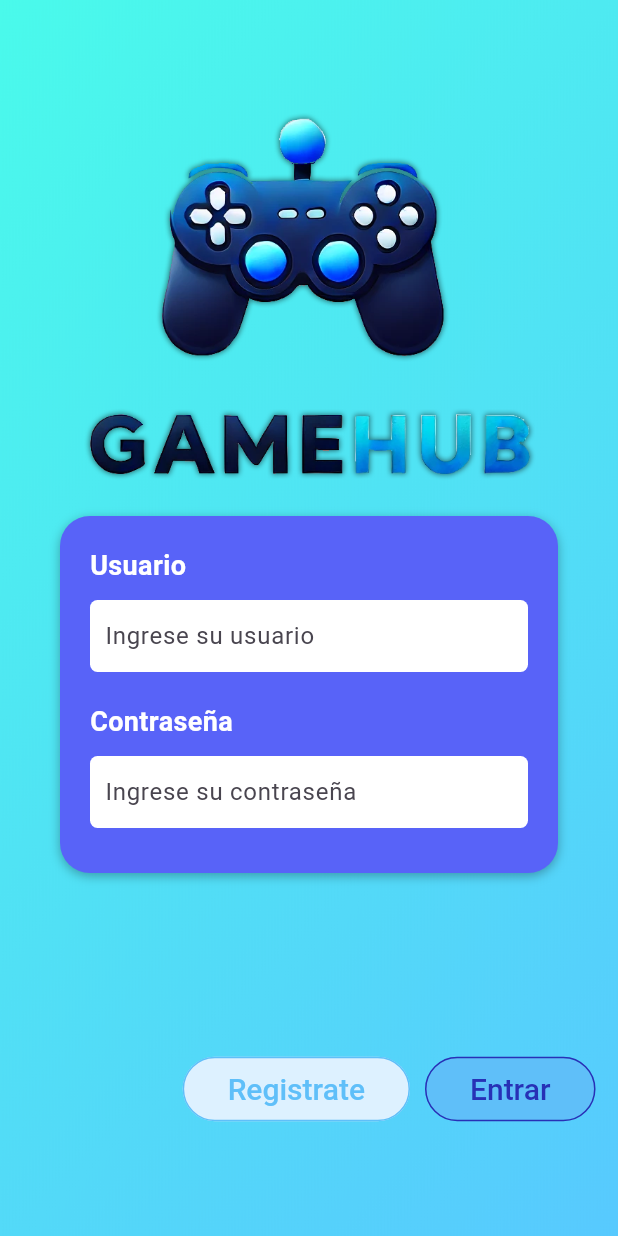
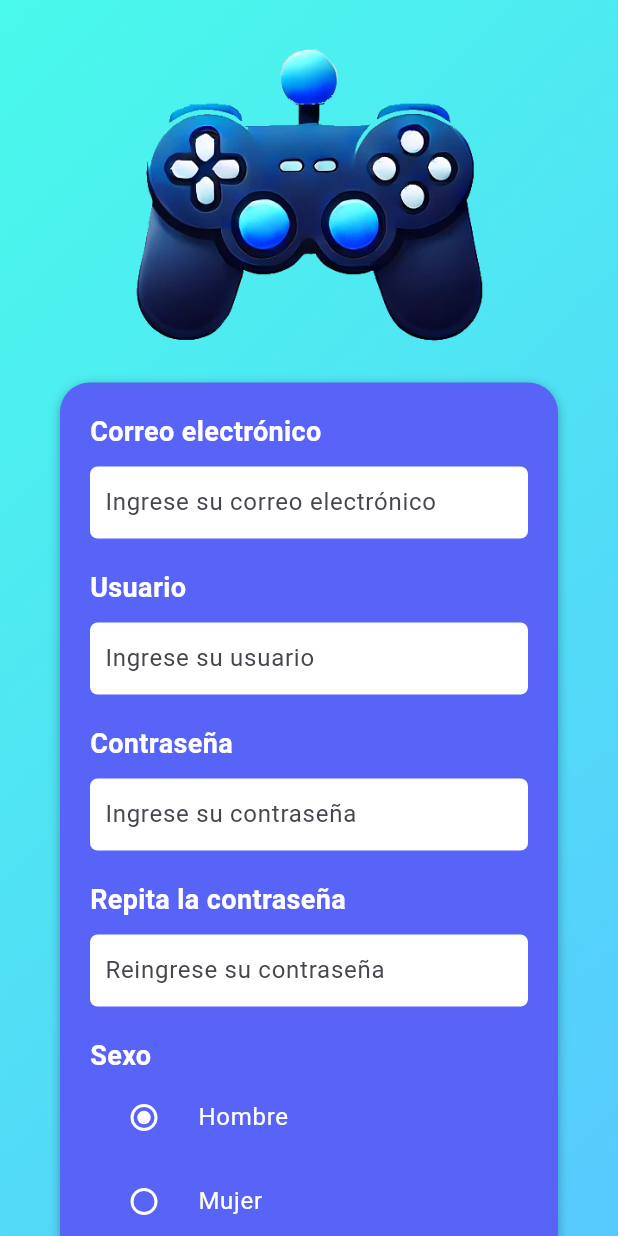
Before and after one commit to IanIwanczuk/ProyectoFinalFlutter, a Flutter app: the screen it shows after launch, on a phone screen of 412 x 824 dp. Run offline on Flutter 3.47's test engine with Material 3 defaults, Android fonts, the phone set to English and light mode, and no system bars; our stand-ins replace google_fonts; Roboto replaces fonts that are missing (Kanit).

Commit message:
Interfaz de login y registro terminada

```diff
--- a/gamehub/lib/main.dart
+++ b/gamehub/lib/main.dart
@@ -20,7 +20,7 @@
     ),
     title: 'Rutas',
     debugShowCheckedModeBanner: false,
-    initialRoute: AppRoutes.home,
+    initialRoute: AppRoutes.register,
     routes: AppRoutes.routes
   )
 );
--- a/gamehub/lib/routes/routes.dart
+++ b/gamehub/lib/routes/routes.dart
@@ -2,10 +2,12 @@ import '../screens/screens.dart';
 
 class AppRoutes {
   static const String home = '/';
+  static const String register = '/Register';
 
 
   // Mapa de rutas
   static final Map<String, WidgetBuilder> routes = {
     home: (context) => const HomeW(),
+    register: (context) => const RegisterScreen(),
   };
 }
--- a/gamehub/lib/screens/home_screen.dart
+++ b/gamehub/lib/screens/home_screen.dart
@@ -2,12 +2,13 @@ import 'screens.dart';
 
 class HomeW extends StatelessWidget {
   const HomeW ({super.key});
+
   @override
   Widget build(BuildContext context) {
-    late double screenWidth = MediaQuery.of(context).size.width;
-    late double screenHeight = MediaQuery.of(context).size.height;
+    // late double screenWidth = MediaQuery.of(context).size.width;
+    // late double screenHeight = MediaQuery.of(context).size.height;
 
-    final _formKey = GlobalKey<FormState>();
+    final formKey = GlobalKey<FormState>();
     final TextEditingController userController = TextEditingController(text: "");
     final TextEditingController passwordController = TextEditingController(text: "");
 
@@ -26,6 +27,7 @@ class HomeW extends StatelessWidget {
               crossAxisAlignment: CrossAxisAlignment.center,
               children: [
                 Image.asset("assets/images/logotext.png", height: 250),
+                SizedBox(height: 50,),
 
                 // ---------------------------------------------------------
                 Container(
@@ -43,6 +45,8 @@ class HomeW extends StatelessWidget {
                     ],
                   ),
 
+                  child: Form(
+                    key: formKey,
                     child: Column(
                     crossAxisAlignment: CrossAxisAlignment.start,
                     mainAxisAlignment: MainAxisAlignment.start,
@@ -53,10 +57,18 @@ class HomeW extends StatelessWidget {
                         decoration: BoxDecoration(color: Colors.white,borderRadius: BorderRadius.circular(5)),
                         padding: const EdgeInsets.symmetric(horizontal: 10),
                         child: TextFormField(
-                            decoration: InputDecoration(hintText: "Ingrese su usuario",border: InputBorder.none,),
+                          decoration: InputDecoration(
+                            hintText: "Ingrese su usuario",
+                            border: InputBorder.none,
+                            errorStyle: TextStyle(color: const Color.fromARGB(255, 4, 0, 255)),
+                          ),
+                          controller: userController,
                           validator: (value) {
                             if (value!.isEmpty) {
                               return "El usuario es obligatorio";
+                            }
+                            if (!RegExp(r'^[a-zA-Z0-9]{6,}$').hasMatch(value)) {
+                              return "El usuario es de 6 carácteres mínimo";
                             }
                             return null;
                           },
@@ -70,24 +82,41 @@ class HomeW extends StatelessWidget {
                             decoration: BoxDecoration(color: Colors.white,borderRadius: BorderRadius.circular(5)),
                             padding: const EdgeInsets.symmetric(horizontal: 10),
                             child: TextFormField(obscuringCharacter: '⬤', obscureText: true,
-                            decoration: InputDecoration(hintText: "Ingrese su contraseña",border: InputBorder.none,),
-
+                              decoration: InputDecoration(
+                                hintText: "Ingrese su contraseña",
+                                border: InputBorder.none,
+                                errorStyle: TextStyle(color: const Color.fromARGB(255, 4, 0, 255)),
+                              ),
+                              controller: passwordController,
+                              validator: (value) {
+                                if (value!.isEmpty) {
+                                  return "La contraseña es obligatoria";
+                                }
+                                if (!RegExp(r'^[a-zA-Z0-9]{6,}$').hasMatch(value)) {
+                                  return "La contraseña es de 6 carácteres mínimo";
+                                }
+                                return null;
+                              },
                             ),
                           ),
                           SizedBox(height: 10),
                         ],
                       ),
                     ),
+                  ),
                   // ---------------------------------------------------------
 
-                  SizedBox(height: 100,),
+                  SizedBox(height: 40,),
 
 
                   Row(
                     mainAxisAlignment: MainAxisAlignment.end,
                     children: [
                       ElevatedButton(
-                        onPressed: () {},
+                        onPressed: () {
+                          Navigator.pop(context);
+                          Navigator.pushNamed(context, "/Register");
+                        },
                         style: ElevatedButton.styleFrom(
                           padding: EdgeInsets.symmetric(horizontal: 30, vertical: 10),
                           textStyle: GoogleFonts.kanit(fontSize: 20, fontWeight: FontWeight.w500),
@@ -108,11 +137,13 @@ class HomeW extends StatelessWidget {
 
                       ElevatedButton(
                         onPressed: () {
-                          bool? isValid = _formKey.currentState?.validate();
+                          bool? isValid = formKey.currentState?.validate();
 
                           if (isValid != null) {
                             if (isValid) {
                               print("Is valid");
+                            } else {
+                              print("Is NOT valid");
                             }
                           }
                         },
@@ -133,8 +164,7 @@ class HomeW extends StatelessWidget {
                       ),
                       SizedBox(width: 15,),
                     ],
-                  )
-
+                  ),
                 ],
               ),
             )
--- /dev/null
+++ b/gamehub/lib/screens/register.dart
@@ -0,0 +1,279 @@
+import 'package:flutter/services.dart';
+
+import 'screens.dart';
+
+class RegisterScreen extends StatefulWidget {
+  const RegisterScreen({super.key});
+
+  @override
+  State<RegisterScreen> createState() => _RegisterScreenState();
+}
+
+class _RegisterScreenState extends State<RegisterScreen> {
+  // late double screenWidth = MediaQuery.of(context).size.width;
+  // late double screenHeight = MediaQuery.of(context).size.height;
+  final formKey = GlobalKey<FormState>();
+  String? selectedSex = "Hombre";
+
+  final TextEditingController correoController = TextEditingController(text: "");
+  final TextEditingController userController = TextEditingController(text: "");
+  final TextEditingController password1Controller = TextEditingController(text: "");
+  final TextEditingController password2Controller = TextEditingController(text: "");
+
+  @override
+  Widget build(BuildContext context) {
+
+
+    return Scaffold(
+      body: Container(
+        decoration: BoxDecoration(
+          image: DecorationImage(
+            image: AssetImage('assets/images/background.png'),
+            fit: BoxFit.cover,
+          ),
+        ),
+        child: Center(
+          child: SingleChildScrollView(
+            child: Column(
+              mainAxisAlignment: MainAxisAlignment.center,
+              crossAxisAlignment: CrossAxisAlignment.center,
+              children: [
+                SizedBox(height: 30),
+                Image.asset("assets/images/logo.png", height: 200),
+                SizedBox(height: 5),
+
+                // ---------------------------------------------------------
+                Container(
+                  padding: const EdgeInsets.all(20),
+                  margin: const EdgeInsets.fromLTRB(40, 20, 40, 20),
+                  decoration: BoxDecoration(
+                    color: Color(0xFF5863F8),
+                    borderRadius: BorderRadius.circular(20),
+                    boxShadow: [
+                      BoxShadow(
+                        color: const Color.fromARGB(78, 0, 0, 0),
+                        blurRadius: 5,
+                        offset: Offset(0, 2),
+                      ),
+                    ],
+                  ),
+
+                  child: Form(
+                    key: formKey,
+                    child: Column(
+                    crossAxisAlignment: CrossAxisAlignment.start,
+                    mainAxisAlignment: MainAxisAlignment.start,
+                    children: [
+                      Text("Correo electrónico",style: GoogleFonts.kanit(color: Colors.white,fontSize: 18,fontWeight: FontWeight.bold)),
+                      const SizedBox(height: 10),
+                      Container(
+                        decoration: BoxDecoration(color: Colors.white,borderRadius: BorderRadius.circular(5)),
+                        padding: const EdgeInsets.symmetric(horizontal: 10),
+                        child: TextFormField(
+                          keyboardType: TextInputType.emailAddress,
+                          decoration: InputDecoration(
+                            hintText: "Ingrese su correo electrónico",
+                            border: InputBorder.none,
+                            errorStyle: TextStyle(color: const Color.fromARGB(255, 4, 0, 255)),
+                          ),
+                          controller: correoController,                  // CONTROLLER
+                          validator: (value) {                              // VALIDATOR
+                            if (value!.isEmpty) {
+                              return "El correo es obligatorio";
+                            }
+                            if (!RegExp(r'[a-z0-9._-]+@[a-z]+\.[a-z]{2,}').hasMatch(value)) {
+                              return "Formato del correo inválido";
+                            }
+                            return null;
+                          },
+                        ),
+                      ),
+                      SizedBox(height: 20),
+                      // ---------------------------------------------------------
+                      Text("Usuario",style: GoogleFonts.kanit(color: Colors.white,fontSize: 18,fontWeight: FontWeight.bold)),
+                      const SizedBox(height: 10),
+                      Container(
+                        decoration: BoxDecoration(color: Colors.white,borderRadius: BorderRadius.circular(5)),
+                        padding: const EdgeInsets.symmetric(horizontal: 10),
+                        child: TextFormField(
+                          decoration: InputDecoration(
+                            hintText: "Ingrese su usuario",
+                            border: InputBorder.none,
+                            errorStyle: TextStyle(color: const Color.fromARGB(255, 4, 0, 255)),
+                          ),
+                          controller: userController,
+                          validator: (value) {
+                            if (value!.isEmpty) {
+                              return "El usuario es obligatorio";
+                            }
+                            if (!RegExp(r'^[a-zA-Z0-9]{6,}$').hasMatch(value)) {
+                              return "El usuario es de 6 carácteres mínimo";
+                            }
+                            return null;
+                          },
+                        ),
+                      ),
+                      SizedBox(height: 20),
+
+                      // -----------------------------------------------
+                      Text("Contraseña",style: GoogleFonts.kanit(color: Colors.white,fontSize: 18,fontWeight: FontWeight.bold)),
+                      const SizedBox(height: 10),
+                      Container(
+                        decoration: BoxDecoration(color: Colors.white,borderRadius: BorderRadius.circular(5)),
+                        padding: const EdgeInsets.symmetric(horizontal: 10),
+                        child: TextFormField(obscuringCharacter: '⬤', obscureText: true,
+                          decoration: InputDecoration(
+                            hintText: "Ingrese su contraseña",
+                            border: InputBorder.none,
+                            errorStyle: TextStyle(color: const Color.fromARGB(255, 4, 0, 255)),
+                          ),
+                          controller: password1Controller,
+                          validator: (value) {
+                            if (value!.isEmpty) {
+                              return "La contraseña es obligatoria";
+                            }
+                            if (!RegExp(r'^[a-zA-Z0-9]{6,}$').hasMatch(value)) {
+                              return "La contraseña es de 6 carácteres mínimo";
+                            }
+                            if (password1Controller.text != password2Controller.text) {
+                              return "Las contraseñas deben de coincidir";
+                            }
+                            return null;
+                          },
+                        ),
+                      ),
+                      SizedBox(height: 20,),
+                      // -----------------------------------------------
+
+                      Text("Repita la contraseña",style: GoogleFonts.kanit(color: Colors.white,fontSize: 18,fontWeight: FontWeight.bold)),
+                      const SizedBox(height: 10),
+                      Container(
+                        decoration: BoxDecoration(color: Colors.white,borderRadius: BorderRadius.circular(5)),
+                        padding: const EdgeInsets.symmetric(horizontal: 10),
+                        child: TextFormField(obscuringCharacter: '⬤', obscureText: true,
+                            decoration: InputDecoration(
+                              hintText: "Reingrese su contraseña",
+                              border: InputBorder.none,
+                              errorStyle: TextStyle(color: const Color.fromARGB(255, 4, 0, 255)),
+                            ),
+                            controller: password2Controller,                  // CONTROLLER
+                            validator: (value) {                              // VALIDATOR
+                              if (value!.isEmpty) {
+                                return "La contraseña es obligatoria";
+                              }
+                              if (!RegExp(r'^[a-zA-Z0-9]{6,}$').hasMatch(value)) {
+                                return "La contraseña es de 6 carácteres mínimo";
+                              }
+                              if (password1Controller.text != password2Controller.text) {
+                                return "Las contraseñas deben de coincidir";
+                              }
+                              return null;
+                            },
+                          ),
+                        ),
+                        SizedBox(height: 20),
+                        // ---------------------------------------------------------
+
+                        Text("Sexo",style: GoogleFonts.kanit(color: Colors.white,fontSize: 18,fontWeight: FontWeight.bold)),
+                        RadioListTile<String>(
+                        title: Text('Hombre', style: TextStyle(color: Colors.white)),
+                        value: "Hombre",
+                        groupValue: selectedSex,
+                        activeColor: Colors.white,
+                        tileColor: Colors.white,
+                        selectedTileColor: Colors.white,
+                        fillColor: WidgetStateColor.resolveWith((Set<WidgetState> states) { return Colors.white; }),
+                        onChanged: (value) {
+                          setState(() {
+                            selectedSex = value;
+                          });
+                        },
+                      ),
+                      RadioListTile<String>(
+                        title: Text('Mujer', style: TextStyle(color: Colors.white)),
+                        value: 'Mujer',
+                        groupValue: selectedSex,
+                        activeColor: Colors.white,
+                        tileColor: Colors.white,
+                        selectedTileColor: Colors.white,
+                        fillColor: WidgetStateColor.resolveWith((Set<WidgetState> states) { return Colors.white; }),
+                        onChanged: (value) {
+                          setState(() {
+                            selectedSex = value;
+                          });
+                        },
+                      ),
+                        const SizedBox(height: 10),
+                      ],
+                    ),
+                  ),
+                ),
+
+                // SizedBox(height: 100,),
+
+
+                Row(
+                  mainAxisAlignment: MainAxisAlignment.end,
+                  children: [
+                    ElevatedButton(
+                      onPressed: () {
+                        Navigator.pop(context);
+                        Navigator.pushNamed(context, "/");
+                      },
+                      style: ElevatedButton.styleFrom(
+                        padding: EdgeInsets.symmetric(horizontal: 30, vertical: 10),
+                        textStyle: GoogleFonts.kanit(fontSize: 20, fontWeight: FontWeight.w500),
+                        backgroundColor: Color(0xFFDDF1FF),
+                        shadowColor: Color(0x005FBEF9),
+                        shape: RoundedRectangleBorder(
+                          borderRadius: BorderRadius.circular(40),
+                          side: BorderSide(
+                            color: Color(0xFF5FBFF9),
+                            width: 1,
+                          ),
+                        ),
+                      ),
+                      child: Text('Cancelar', style: TextStyle(color: Color(0xFF5FBFF9))),
+                    ),
+
+                    SizedBox(width: 10),
+
+                    ElevatedButton(
+                      onPressed: () {
+                        bool? isValid = formKey.currentState?.validate();
+
+                        if (isValid != null) {
+                          if (isValid) {
+                            print("Is valid");
+                          } else {
+                            print("Is NOT valid");
+                          }
+                        }
+                      },
+                      style: ElevatedButton.styleFrom(
+                        padding: EdgeInsets.symmetric(horizontal: 30, vertical: 10),
+                        textStyle: GoogleFonts.kanit(fontSize: 20, fontWeight: FontWeight.w500),
+                        backgroundColor: Color(0xFF5FBFF9),
+                        shadowColor: Color(0x005FBEF9),
+                        shape: RoundedRectangleBorder(
+                          borderRadius: BorderRadius.circular(40),
+                          side: BorderSide(
+                            color: Color(0xFF2731B6),
+                            width: 1,
+                          ),
+                        ),
+                      ),
+                      child: Text('Registrarse', style: TextStyle(color: Color(0xFF2731B6))),
+                    ),
+                    SizedBox(width: 15,),
+                  ],
+                ),
+                SizedBox(height: 20,),
+              ],
+            ),
+          )
+        ),
+      ),
+    );
+  }
+}
--- a/gamehub/lib/screens/screens.dart
+++ b/gamehub/lib/screens/screens.dart
@@ -1,3 +1,5 @@
 export 'package:google_fonts/google_fonts.dart';
 export 'package:flutter/material.dart';
+
 export 'home_screen.dart';
+export 'register.dart';
```
Lines whose indentation alone changed are shown as unchanged.
